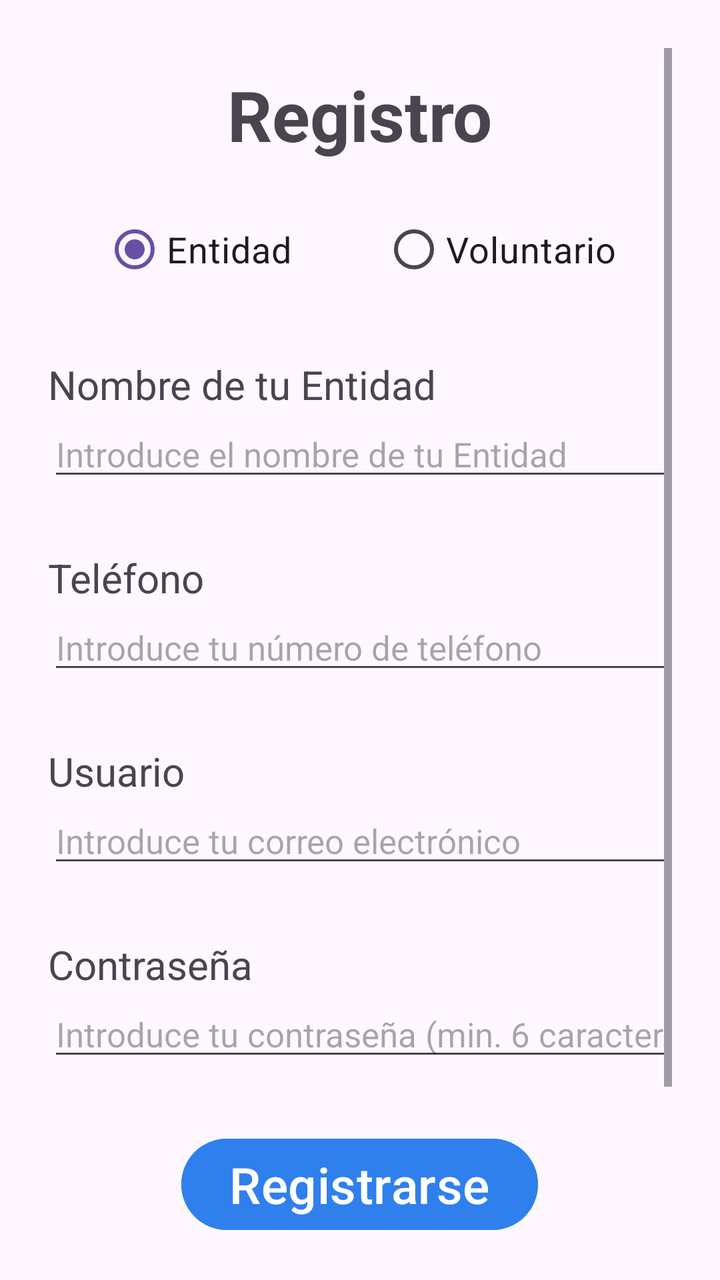
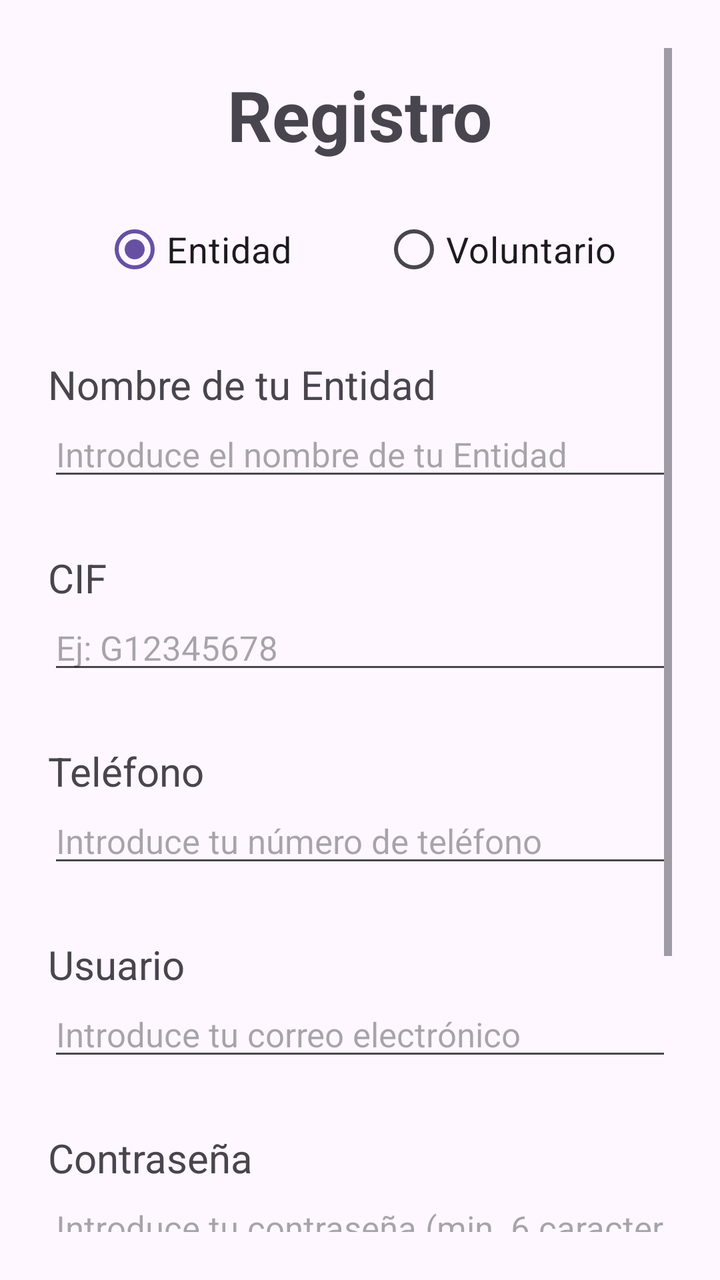

Screens rendered from an Android XML layout before and after an edit, with the pre-edit source and the edit as a unified diff.
<!-- AndroidManifest.xml: application theme Theme.Conecta_Voluntariado_TFG -->
<!-- res/layout/activity_registration.xml -->
<?xml version="1.0" encoding="utf-8"?>
<androidx.constraintlayout.widget.ConstraintLayout xmlns:android="http://schemas.android.com/apk/res/android"
    xmlns:app="http://schemas.android.com/apk/res-auto"
    xmlns:tools="http://schemas.android.com/tools"
    android:id="@+id/main"
    android:layout_width="match_parent"
    android:layout_height="match_parent"
    android:padding="24dp"
    tools:context="com.conecta_voluntariado_tfg.RegistrationActivity">

    <ScrollView
        android:layout_width="0dp"
        android:layout_height="0dp"
        android:fillViewport="true"
        app:layout_constraintBottom_toBottomOf="parent"
        app:layout_constraintEnd_toEndOf="parent"
        app:layout_constraintStart_toStartOf="parent"
        app:layout_constraintTop_toTopOf="parent">

        <LinearLayout
            android:layout_width="match_parent"
            android:layout_height="wrap_content"
            android:orientation="vertical">

            <TextView
                android:id="@+id/tvSignUp"
                android:layout_width="wrap_content"
                android:layout_height="wrap_content"
                android:layout_gravity="center_horizontal"
                android:layout_marginTop="10dp"
                android:text="Registro"
                android:textSize="35sp"
                android:textStyle="bold" />

            <RadioGroup
                android:id="@+id/radioGroup"
                android:layout_width="wrap_content"
                android:layout_height="wrap_content"
                android:layout_gravity="center_horizontal"
                android:layout_marginTop="20dp"
                android:orientation="horizontal">

                <RadioButton
                    android:id="@+id/entityRadio"
                    android:layout_width="wrap_content"
                    android:layout_height="wrap_content"
                    android:checked="true"
                    android:text="Entidad"
                    android:textSize="18sp" />

                <RadioButton
                    android:id="@+id/volunteerRadio"
                    android:layout_width="wrap_content"
                    android:layout_height="wrap_content"
                    android:layout_marginLeft="45dp"
                    android:text="Voluntario"
                    android:textSize="18sp" />
            </RadioGroup>

            <LinearLayout
                android:id="@+id/entityContainer"
                android:layout_width="match_parent"
                android:layout_height="wrap_content"
                android:orientation="vertical">

                <TextView
                    android:layout_width="wrap_content"
                    android:layout_height="wrap_content"
                    android:layout_marginTop="30dp"
                    android:text="Nombre de tu Entidad"
                    android:textSize="20sp" />

                <EditText
                    android:id="@+id/etNameEntity"
                    android:layout_width="match_parent"
                    android:layout_height="wrap_content"
                    android:layout_marginBottom="30dp"
                    android:hint="Introduce el nombre de tu Entidad"
                    android:textSize="17sp" />

                <TextView
                    android:layout_width="match_parent"
                    android:layout_height="wrap_content"
                    android:text="Teléfono"
                    android:textSize="20sp" />

                <EditText
                    android:id="@+id/etPhoneNumber"
                    android:layout_width="match_parent"
                    android:layout_height="wrap_content"
                    android:layout_marginBottom="30dp"
                    android:hint="Introduce tu número de teléfono"
                    android:inputType="number"
                    android:textSize="17sp" />

                <TextView
                    android:layout_width="match_parent"
                    android:layout_height="wrap_content"
                    android:text="Usuario"
                    android:textSize="20sp" />

                <EditText
                    android:id="@+id/etUserEntity"
                    android:layout_width="match_parent"
                    android:layout_height="wrap_content"
                    android:layout_marginBottom="30dp"
                    android:hint="Introduce tu correo electrónico"
                    android:inputType="textEmailAddress"
                    android:textSize="17sp" />

                <TextView
                    android:layout_width="match_parent"
                    android:layout_height="wrap_content"
                    android:text="Contraseña"
                    android:textSize="20sp" />

                <EditText
                    android:id="@+id/etPassEntity"
                    android:layout_width="match_parent"
                    android:layout_height="wrap_content"
                    android:hint="Introduce tu contraseña (min. 6 caracteres)"
                    android:inputType="textPassword"
                    android:textSize="17sp" />
            </LinearLayout>

            <LinearLayout
                android:id="@+id/volunteerContainer"
                android:layout_width="match_parent"
                android:layout_height="wrap_content"
                android:orientation="vertical"
                android:visibility="gone"
                app:layout_constraintEnd_toEndOf="parent"
                app:layout_constraintStart_toStartOf="parent"
                app:layout_constraintTop_toBottomOf="@+id/radioGroup">

                <TextView
                    android:layout_width="wrap_content"
                    android:layout_height="wrap_content"
                    android:layout_marginTop="30dp"
                    android:text="Nombre"
                    android:textSize="20sp"
                    app:layout_constraintStart_toStartOf="parent" />

                <EditText
                    android:id="@+id/etNameVolunteer"
                    android:layout_width="match_parent"
                    android:layout_height="wrap_content"
                    android:layout_marginBottom="10dp"
                    android:hint="Introduce tu nombre"
                    android:textSize="17sp" />

                <TextView
                    android:layout_width="match_parent"
                    android:layout_height="wrap_content"
                    android:layout_marginTop="20dp"
                    android:text="Apellidos"
                    android:textSize="20sp" />

                <EditText
                    android:id="@+id/etSurnameVolunteer"
                    android:layout_width="match_parent"
                    android:layout_height="wrap_content"
                    android:layout_marginBottom="10dp"
                    android:hint="Introduce tus apellidos"
                    android:textSize="17sp" />

                <TextView
                    android:layout_width="match_parent"
                    android:layout_height="wrap_content"
                    android:layout_marginTop="20dp"
                    android:text="Usuario"
                    android:textSize="20sp" />

                <EditText
                    android:id="@+id/etUserVolunteer"
                    android:layout_width="match_parent"
                    android:layout_height="wrap_content"
                    android:layout_marginBottom="10dp"
                    android:hint="Introduce tu correo electrónico"
                    android:inputType="textEmailAddress"
                    android:textSize="17sp" />

                <TextView
                    android:layout_width="match_parent"
                    android:layout_height="wrap_content"
                    android:layout_marginTop="20dp"
                    android:text="Contraseña"
                    android:textSize="20sp" />

                <EditText
                    android:id="@+id/etPassVolunteer"
                    android:layout_width="match_parent"
                    android:layout_height="wrap_content"
                    android:hint="Introduce tu contraseña (min. 6 caracteres)"
                    android:inputType="textPassword"
                    android:textSize="17sp" />
            </LinearLayout>

            <Button
                android:id="@+id/btnSignUp"
                android:layout_width="wrap_content"
                android:layout_height="wrap_content"
                android:layout_gravity="center_horizontal"
                android:layout_marginTop="30dp"
                android:layout_marginBottom="80dp"
                android:backgroundTint="@color/brand_blue"
                android:text="Registrarse"
                android:textSize="25sp" />

        </LinearLayout>

    </ScrollView>

</androidx.constraintlayout.widget.ConstraintLayout>
<!-- resources referenced by this layout -->
<resources>
  <color name="brand_blue">#2F80ED</color>
  <style name="Theme.Conecta_Voluntariado_TFG" parent="Base.Theme.Conecta_Voluntariado_TFG" />
  <style name="Base.Theme.Conecta_Voluntariado_TFG" parent="Theme.Material3.DayNight.NoActionBar">
          
          
      </style>
</resources>

<!-- the commit's change to res/layout/activity_registration.xml (unified diff, before → after) -->
@@ -81,6 +81,20 @@
                 <TextView
                     android:layout_width="match_parent"
                     android:layout_height="wrap_content"
+                     android:text="CIF"
+                    android:textSize="20sp" />
+
+                <EditText
+                    android:id="@+id/etCif"
+                    android:layout_width="match_parent"
+                    android:layout_height="wrap_content"
+                    android:layout_marginBottom="30dp"
+                    android:hint="Ej: G12345678"
+                    android:textSize="17sp" />
+
+                <TextView
+                    android:layout_width="match_parent"
+                    android:layout_height="wrap_content"
                     android:text="Teléfono"
                     android:textSize="20sp" />
 
@@ -163,6 +177,29 @@
                     android:layout_marginBottom="10dp"
                     android:hint="Introduce tus apellidos"
                     android:textSize="17sp" />
+
+                <TextView
+                    android:layout_width="match_parent"
+                    android:layout_height="wrap_content"
+                    android:layout_marginTop="20dp"
+                    android:text="Fecha de nacimiento"
+                    android:textSize="20sp" />
+
+                <TextView
+                    android:id="@+id/tvBirthDateSelected"
+                    android:layout_width="match_parent"
+                    android:layout_height="wrap_content"
+                    android:text="No seleccionada"
+                    android:textStyle="bold"
+                    android:paddingTop="4dp"
+                    android:paddingBottom="8dp" />
+
+                <Button
+                    android:id="@+id/btnPickBirthDate"
+                    android:layout_width="wrap_content"
+                    android:layout_height="match_parent"
+                    android:text="Selecciona tu fecha de nacimiento"
+                    android:textSize="20sp"/>
 
                 <TextView
                     android:layout_width="match_parent"
